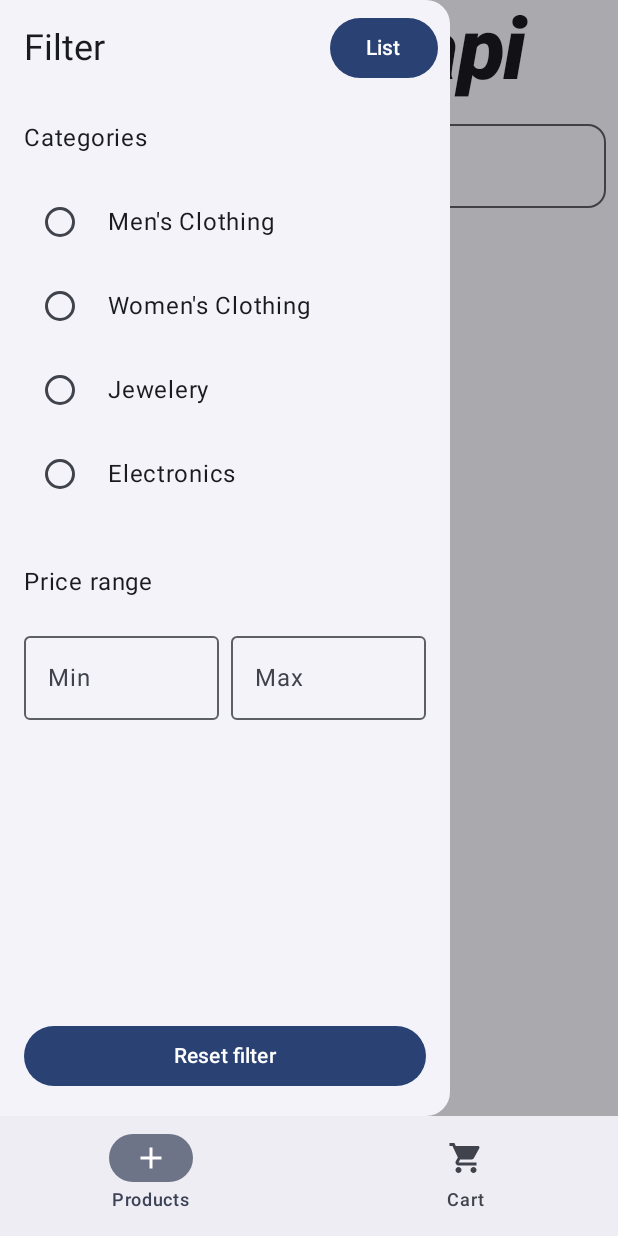
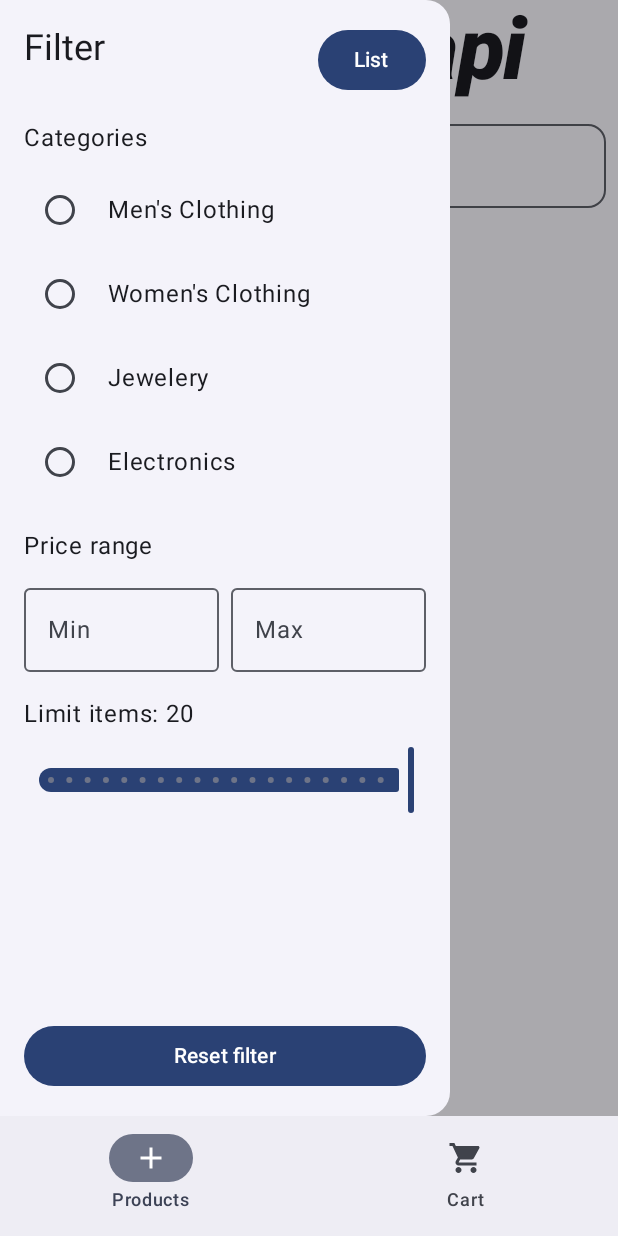
Before and after one commit to Zeeehner/fake-shop-api-app, an Android app built with Jetpack Compose: the screen it shows after launch (MainActivity), after a tap on "Grid", on a phone screen of 412 x 824 dp. Run offline under Robolectric (Android 15) with nearby library versions, the phone set to English and light mode, and no system bars; 1 statement that could not run was skipped; 2 other taps on this screen came first.

Commit message:
Tickets
added slider for limit
added listener for ui update

```diff
--- a/app/src/main/java/de/syntax_institut/jetpack/a04_05_online_shopper/ui/components/CartItemCart.kt
+++ b/app/src/main/java/de/syntax_institut/jetpack/a04_05_online_shopper/ui/components/CartItemCart.kt
@@ -1,5 +1,6 @@
 package de.syntax_institut.jetpack.a04_05_online_shopper.ui.components
 
+import androidx.compose.foundation.clickable
 import androidx.compose.foundation.layout.Arrangement
 import androidx.compose.foundation.layout.Column
 import androidx.compose.foundation.layout.Row
@@ -57,9 +58,9 @@ fun CartItemCard(
             ) {
                 IconButton(
                     onClick = onDecrease,
-                    enabled = quantity > 1
+                    modifier = Modifier.then(Modifier.clickable(enabled = quantity > 1) { onDecrease() })
                 ) {
-                    Text("-")
+                   Text("-")
                 }
                 Text(
                     text = "$quantity",
--- a/app/src/main/java/de/syntax_institut/jetpack/a04_05_online_shopper/ui/components/FilterDrawerContent.kt
+++ b/app/src/main/java/de/syntax_institut/jetpack/a04_05_online_shopper/ui/components/FilterDrawerContent.kt
@@ -22,6 +22,11 @@ import androidx.compose.ui.unit.dp
 import de.syntax_institut.jetpack.a04_05_online_shopper.viewmodel.ProductViewModel
 import androidx.compose.foundation.lazy.items
 import androidx.compose.material3.ModalDrawerSheet
+import androidx.compose.material3.Slider
+import androidx.compose.runtime.getValue
+import androidx.compose.runtime.mutableStateOf
+import androidx.compose.runtime.remember
+import androidx.compose.runtime.setValue
 import androidx.lifecycle.compose.collectAsStateWithLifecycle
 
 @Composable
@@ -32,9 +37,10 @@ fun FilterDrawerContent(
     viewModel: ProductViewModel,
     minPrice: String,
     maxPrice: String
-
 ) {
-    val isGridView = viewModel.isGridView.collectAsStateWithLifecycle().value
+    val isGridView by viewModel.isGridView.collectAsStateWithLifecycle()
+    val itemLimit by viewModel.itemLimit.collectAsStateWithLifecycle()
+    var sliderValue by remember { mutableStateOf(itemLimit.toFloat()) }
 
     ModalDrawerSheet(
         modifier = Modifier.width(300.dp)
@@ -42,7 +48,8 @@ fun FilterDrawerContent(
         Column(
             modifier = Modifier
                 .width(300.dp)
-                .fillMaxHeight(),
+                .fillMaxHeight()
+                .padding(16.dp),
             verticalArrangement = Arrangement.SpaceBetween
         ) {
             Column {
@@ -52,30 +59,30 @@ fun FilterDrawerContent(
                 ) {
                     Text(
                         "Filter",
-                        style = MaterialTheme.typography.headlineSmall,
-                        modifier = Modifier.padding(16.dp)
+                        style = MaterialTheme.typography.headlineSmall
                     )
-                    Button(
-                        onClick = {
-                            viewModel.toggleViewMode()
-                        }, modifier = Modifier.padding(8.dp)
-                    ) {
+                    Button(onClick = { viewModel.toggleViewMode() }) {
                         Text(if (isGridView) "List" else "Grid")
                     }
                 }
 
-                Text("Categories", modifier = Modifier.padding(16.dp))
-                LazyColumn {
+                Spacer(modifier = Modifier.height(16.dp))
+
+                Text("Categories", modifier = Modifier.padding(bottom = 8.dp))
+                LazyColumn(
+                    modifier = Modifier.weight(1f, fill = false)
+                ) {
                     items(categories.zip(formattedCategories)) { (apiCategory, displayCategory) ->
                         Row(
                             modifier = Modifier
                                 .fillMaxWidth()
-                                .padding(horizontal = 16.dp, vertical = 4.dp),
+                                .padding(vertical = 4.dp),
                             verticalAlignment = Alignment.CenterVertically
                         ) {
                             RadioButton(
                                 selected = selectedCategory == apiCategory,
-                                onClick = { viewModel.updateCategory(apiCategory) })
+                                onClick = { viewModel.updateCategory(apiCategory) }
+                            )
                             Spacer(modifier = Modifier.width(8.dp))
                             Text(displayCategory)
                         }
@@ -84,11 +91,9 @@ fun FilterDrawerContent(
 
                 Spacer(modifier = Modifier.height(16.dp))
 
-                Text("Price range", modifier = Modifier.padding(16.dp))
+                Text("Price range", modifier = Modifier.padding(bottom = 8.dp))
                 Row(
-                    modifier = Modifier
-                        .fillMaxWidth()
-                        .padding(horizontal = 16.dp),
+                    modifier = Modifier.fillMaxWidth(),
                     horizontalArrangement = Arrangement.spacedBy(8.dp)
                 ) {
                     OutlinedTextField(
@@ -106,18 +111,29 @@ fun FilterDrawerContent(
                         singleLine = true
                     )
                 }
+
+                Spacer(modifier = Modifier.height(16.dp))
+
+                Text("Limit items: ${sliderValue.toInt()}", modifier = Modifier.padding(bottom = 8.dp))
+                Slider(
+                    value = sliderValue,
+                    onValueChange = {
+                        sliderValue = it
+                    },
+                    onValueChangeFinished = {
+                        viewModel.updateItemLimit(sliderValue.toInt())
+                    },
+                    valueRange = 1f..20f,
+                    steps = 18,
+                    modifier = Modifier.padding(horizontal = 8.dp)
+                )
             }
 
-            Spacer(modifier = Modifier.height(16.dp))
-
-            Column(
-                modifier = Modifier.padding(16.dp)
+            Button(
+                onClick = { viewModel.clearFilters() },
+                modifier = Modifier.fillMaxWidth()
             ) {
-                Button(
-                    onClick = { viewModel.clearFilters()  }, modifier = Modifier.fillMaxWidth()
-                ) {
-                    Text("Reset filter")
-                }
+                Text("Reset filter")
             }
         }
     }
--- a/app/src/main/java/de/syntax_institut/jetpack/a04_05_online_shopper/ui/components/ProductGrid.kt
+++ b/app/src/main/java/de/syntax_institut/jetpack/a04_05_online_shopper/ui/components/ProductGrid.kt
@@ -5,20 +5,23 @@ import androidx.compose.foundation.lazy.grid.GridCells
 import androidx.compose.foundation.lazy.grid.LazyVerticalGrid
 import androidx.compose.foundation.lazy.grid.itemsIndexed
 import androidx.compose.runtime.Composable
-import androidx.compose.runtime.collectAsState
+import androidx.compose.runtime.getValue
 import androidx.compose.ui.Modifier
+import androidx.lifecycle.compose.collectAsStateWithLifecycle
 import de.syntax_institut.jetpack.a04_05_online_shopper.viewmodel.ProductViewModel
 
 @Composable
 fun ProductGrid(viewModel: ProductViewModel) {
+    val products by viewModel.filteredProductList.collectAsStateWithLifecycle()
+    val itemLimit by viewModel.itemLimit.collectAsStateWithLifecycle()
 
-    val products = viewModel.filteredProductList.collectAsState(initial = emptyList()).value
+    val limitedProducts = products.take(itemLimit)
 
     LazyVerticalGrid(
         columns = GridCells.Fixed(2),
         modifier = Modifier.fillMaxSize()
     ) {
-        itemsIndexed(products) { index, product ->
+        itemsIndexed(limitedProducts) { index, product ->
             ProductThumbnail(product = product)
         }
     }
--- a/app/src/main/java/de/syntax_institut/jetpack/a04_05_online_shopper/ui/components/ProductList.kt
+++ b/app/src/main/java/de/syntax_institut/jetpack/a04_05_online_shopper/ui/components/ProductList.kt
@@ -7,15 +7,19 @@ import androidx.compose.runtime.getValue
 import androidx.compose.runtime.mutableStateOf
 import androidx.compose.runtime.remember
 import androidx.compose.runtime.setValue
+import androidx.lifecycle.compose.collectAsStateWithLifecycle
 import de.syntax_institut.jetpack.a04_05_online_shopper.data.model.product.Product
 import de.syntax_institut.jetpack.a04_05_online_shopper.viewmodel.ProductViewModel
 
 @Composable
 fun ProductList(products: List<Product>, viewModel: ProductViewModel) {
+    val itemLimit by viewModel.itemLimit.collectAsStateWithLifecycle()
+    val limitedProducts = products.take(itemLimit)
+
     var expandedProduct by remember { mutableStateOf<Product?>(null) }
 
     LazyColumn {
-        items(products) { product ->
+        items(limitedProducts) { product ->
             ProductItem(
                 product = product,
                 isExpanded = expandedProduct == product,
--- a/app/src/main/java/de/syntax_institut/jetpack/a04_05_online_shopper/ui/screens/ProductScreen.kt
+++ b/app/src/main/java/de/syntax_institut/jetpack/a04_05_online_shopper/ui/screens/ProductScreen.kt
@@ -40,6 +40,7 @@ fun ProductScreen(viewModel: ProductViewModel) {
     val isGridView = viewModel.isGridView.collectAsStateWithLifecycle().value
     val drawerState = rememberDrawerState(initialValue = DrawerValue.Closed)
     val coroutineScope = rememberCoroutineScope()
+    val itemLimit = viewModel.itemLimit.collectAsStateWithLifecycle().value
 
     val categories = listOf("men's clothing", "women's clothing", "jewelery", "electronics")
     val formattedCategories = categories.map {
--- a/app/src/main/java/de/syntax_institut/jetpack/a04_05_online_shopper/viewmodel/ProductViewModel.kt
+++ b/app/src/main/java/de/syntax_institut/jetpack/a04_05_online_shopper/viewmodel/ProductViewModel.kt
@@ -1,6 +1,7 @@
 package de.syntax_institut.jetpack.a04_05_online_shopper.viewmodel
 
 import androidx.compose.ui.text.input.TextFieldValue
+import androidx.compose.ui.util.fastCbrt
 import androidx.lifecycle.ViewModel
 import androidx.lifecycle.viewModelScope
 import de.syntax_institut.jetpack.a04_05_online_shopper.data.api.ShopAPI
@@ -15,12 +16,12 @@ class ProductViewModel : ViewModel() {
 
     private val MAX_CART_QUANTITY = 10
 
-    // Dark Mode Status
-    private val _isDarkMode = MutableStateFlow(false)
-    val isDarkMode: StateFlow<Boolean> = _isDarkMode.asStateFlow()
+    // Limit Items
+    private val _itemLimit = MutableStateFlow(20)
+    val itemLimit: StateFlow<Int> = _itemLimit.asStateFlow()
 
     // Grid aktivieren
-    private val _isGridView = MutableStateFlow(true)
+    private val _isGridView = MutableStateFlow(false)
     val isGridView: StateFlow<Boolean> = _isGridView.asStateFlow()
 
     // Produktliste
@@ -152,13 +153,6 @@ class ProductViewModel : ViewModel() {
     }
 
     /**
-     * Suchanfrage löschen
-     */
-    fun clearSearchQuery() {
-        _searchQuery.value = TextFieldValue("")
-    }
-
-    /**
      * Kategorie aktualisieren
      */
     fun updateCategory(category: String) {
@@ -190,10 +184,10 @@ class ProductViewModel : ViewModel() {
     }
 
     /**
-     * Toggle DarkMode
+     * Update Limit
      */
-    fun toggleDarkMode() {
-        _isDarkMode.value = !_isDarkMode.value
+    fun updateItemLimit(limit: Int) {
+        _itemLimit.value = limit
     }
 
     /**
```
